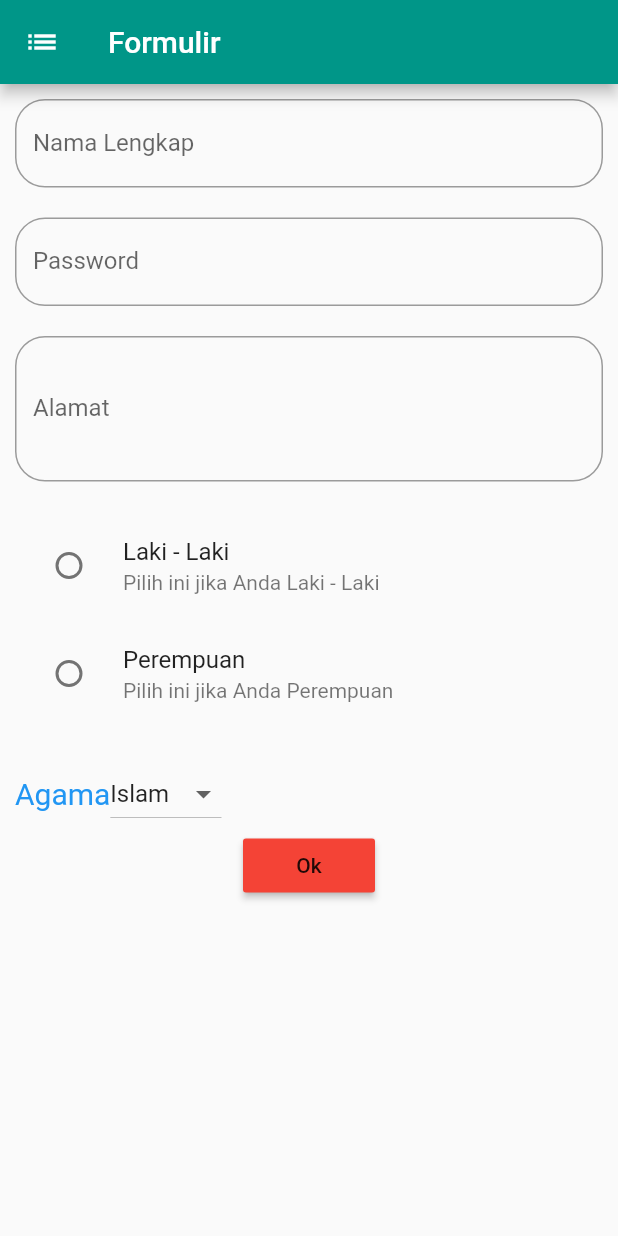
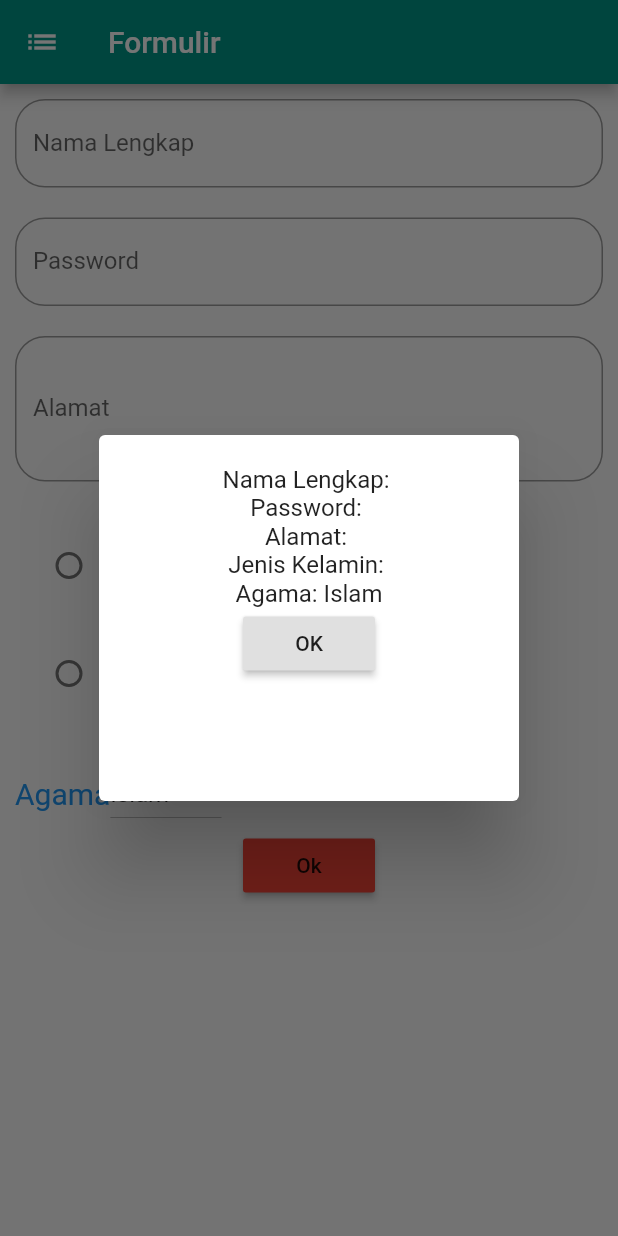
Before and after one commit to YogaWerda31/ini_percobaan, a Flutter app: the screen it shows after launch, after a tap on "Ok", on a phone screen of 412 x 824 dp. Run offline on Flutter 3.47's test engine with Material 2 defaults, Android fonts, the phone set to English and light mode, and no system bars.

Commit message:
Formulir Sudah Jadiii

```diff
--- a/lib/main.dart
+++ b/lib/main.dart
@@ -20,8 +20,9 @@ class _HomeState extends State<Home> {
 
   String _jk="";
 
-
-
+  TextEditingController controllerNama= new TextEditingController();
+  TextEditingController controllerPass= new TextEditingController();
+  TextEditingController controllerAlamat= new TextEditingController();
 
 void _pilihjk(String value){
   setState(() {
@@ -35,17 +36,26 @@ void _pilihAgama(String value){
   });
 }
 
-void kirimdata(){
+void _kirimdata(){
   AlertDialog alertDialog = new AlertDialog(
     content: new Container(
       height: 200.0,
       child: new Column(
         children: <Widget>[
-          new Text("Nama Lengkap"),
+          new Text("Nama Lengkap: ${controllerNama.text}"),
+          new Text("Password: ${controllerPass.text}"),
+          new Text("Alamat: ${controllerAlamat.text}"),
+          new Text("Jenis Kelamin: $_jk"),
+          new Text("Agama: $_agama"),
+          new RaisedButton(
+            child: new Text("OK"),
+            onPressed: ()=> Navigator.pop(context),
+          )
         ],
       ),
     ),
-  ),
+  );
+  showDialog(builder: (context) => alertDialog, context: context );
 }
   @override
   Widget build(BuildContext context) {
@@ -65,6 +75,7 @@ void kirimdata(){
             child: new Column(
               children: <Widget>[
                 new TextField(
+                  controller: controllerNama,
                   decoration: new InputDecoration(
                     hintText: "Nama Lengkap",
                     labelText: "Nama Lengkap",
@@ -76,6 +87,7 @@ void kirimdata(){
 
                 new Padding(padding: new EdgeInsets.only(top: 20.0),),
                 new TextField(
+                  controller: controllerPass,
                   obscureText: true,
                   decoration: new InputDecoration(
                     hintText: "Password",
@@ -87,6 +99,7 @@ void kirimdata(){
                 ),
                 new Padding(padding: new EdgeInsets.only(top: 20.0),),
                 new TextField(
+                  controller: controllerAlamat,
                   maxLines: 3,
                   decoration: new InputDecoration(
                     hintText: "Alamat",
@@ -144,7 +157,7 @@ void kirimdata(){
                 new RaisedButton(
                   child: new Text("Ok"),
                   color: Colors.red,
-                  onPressed: (){kirimdata ();},
+                  onPressed: (){_kirimdata();},
                 )
 
               ],
```
